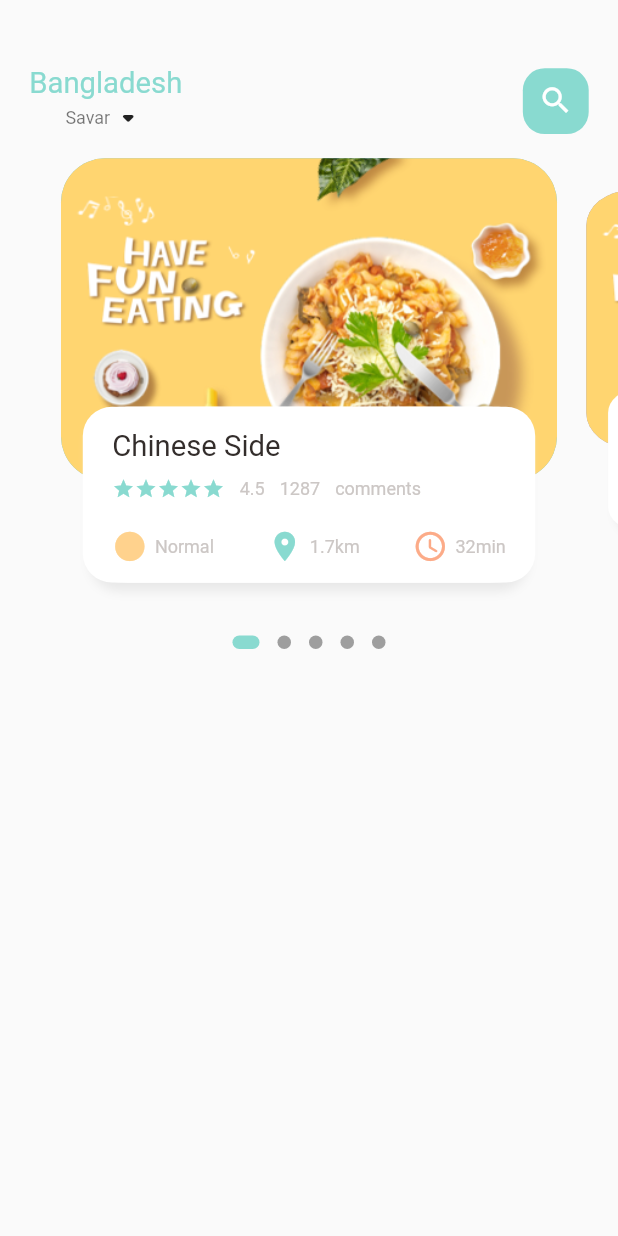
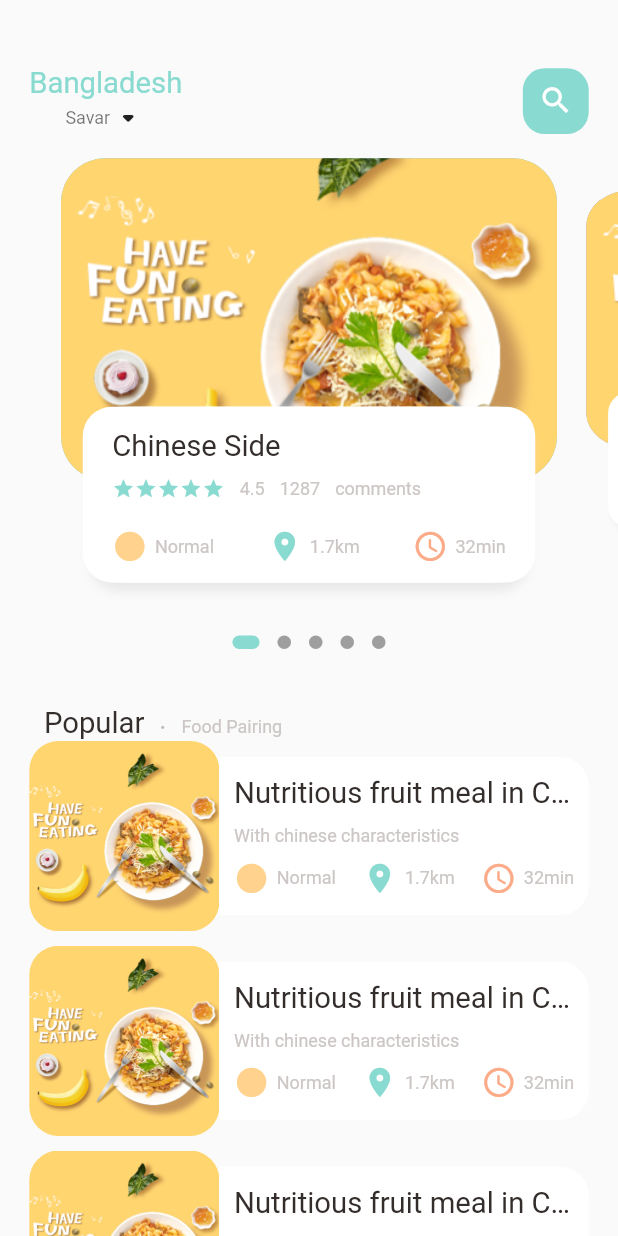
Before and after one commit to pasha13d/Shopping-App, a Flutter app: the screen it shows after launch, on a phone screen of 412 x 824 dp. Run offline on Flutter 3.47's test engine with Material 2 defaults, Android fonts, the phone set to English and light mode, and no system bars; drawn by our look-alikes of dots_indicator; our stand-ins replace get.

Commit message:
design listview for food menu

```diff
--- a/lib/home/food_page_body.dart
+++ b/lib/home/food_page_body.dart
@@ -41,6 +41,7 @@ class _FoodPageBodyState extends State<FoodPageBody> {
   Widget build(BuildContext context) {
     return Column(
       children: [
+        /// SLIDER, scrolling card with bottom card using Stack
         Container(
           height: Dimensions.pageView,
           child: PageView.builder(
@@ -51,6 +52,7 @@ class _FoodPageBodyState extends State<FoodPageBody> {
             }
           ),
         ),
+        /// display dot view
         DotsIndicator(
           dotsCount: 5,
           position: _currentPageValue,
@@ -60,7 +62,103 @@ class _FoodPageBodyState extends State<FoodPageBody> {
             activeSize: const Size(18.0, 9.0),
             activeShape: RoundedRectangleBorder(borderRadius: BorderRadius.circular(5.0)),
           ),
-        )
+        ),
+        /// Popular Text
+        SizedBox(height: Dimensions.height30),
+        Container(
+          margin: EdgeInsets.only(left: Dimensions.width30),
+          child: Row(
+            crossAxisAlignment: CrossAxisAlignment.end,
+            children: [
+              BigText(text: "Popular"),
+              SizedBox(width: Dimensions.width10),
+              Container(
+                margin: EdgeInsets.only(bottom: 3),
+                child: BigText(text: ".", color: Colors.black26),
+              ),
+              SizedBox(width: Dimensions.width10),
+              Container(
+                margin: EdgeInsets.only(bottom: 2),
+                child: SmallText(text: "Food Pairing"),
+              ),
+            ],
+          ),
+        ),
+        /// list of Foog & Images
+        ListView.builder(
+          shrinkWrap: true,
+          physics: NeverScrollableScrollPhysics(),
+          itemCount: 10,
+          itemBuilder: (context, index) {
+            return Container(
+              margin: EdgeInsets.only(left: Dimensions.width20, right: Dimensions.width20, bottom: Dimensions.height10),
+              child: Row(
+                children: [
+                  /// Image section
+                  Container(
+                    width: Dimensions.listViewImgSize,
+                    height: Dimensions.listViewImgSize,
+                    decoration: BoxDecoration(
+                      borderRadius: BorderRadius.circular(Dimensions.radius20),
+                      color: Colors.white38,
+                      image: DecorationImage(
+                        fit: BoxFit.cover,
+                        image: AssetImage("assets/image/food0.png"),
+                      ),
+                    ),
+                  ),
+                  /// Text section
+                  /// Expanded will force the widget to get all the available space
+                  Expanded(
+                    child: Container(
+                      height: Dimensions.listViewTxtContSize,
+                      decoration: BoxDecoration(
+                        borderRadius: BorderRadius.only(
+                          topRight: Radius.circular(Dimensions.radius20),
+                          bottomRight: Radius.circular(Dimensions.radius20),
+                        ),
+                        color: Colors.white,
+                      ),
+                      child: Padding(
+                        padding: EdgeInsets.only(left: Dimensions.width10, right: Dimensions.width10),
+                        child: Column(
+                          crossAxisAlignment: CrossAxisAlignment.start,
+                          mainAxisAlignment: MainAxisAlignment.center,
+                          children: [
+                            BigText(text: "Nutritious fruit meal in China"),
+                            SizedBox(height: Dimensions.height10),
+                            SmallText(text: "With chinese characteristics"),
+                            SizedBox(height: Dimensions.height10),
+                            Row(
+                              mainAxisAlignment: MainAxisAlignment.spaceBetween,
+                              children: [
+                                IconAndTextWidget(
+                                    icon: Icons.circle_sharp,
+                                    text: "Normal",
+                                    iconColor: AppColors.iconColor1
+                                ),
+                                IconAndTextWidget(
+                                    icon: Icons.location_on,
+                                    text: "1.7km",
+                                    iconColor: AppColors.mainColor
+                                ),
+                                IconAndTextWidget(
+                                    icon: Icons.access_time_rounded,
+                                    text: "32min",
+                                    iconColor: AppColors.iconColor2
+                                ),
+                              ],
+                            ),
+                          ],
+                        ),
+                      ),
+                    ),
+                  ),
+                ],
+              ),
+            );
+          }
+        ),
       ],
     );
   }
--- a/lib/home/main_food_page.dart
+++ b/lib/home/main_food_page.dart
@@ -19,6 +19,7 @@ class _MainFoodPageState extends State<MainFoodPage> {
     return Scaffold(
       body: Column(
         children: [
+          /// top part
           Container(
             child: Container(
               margin: EdgeInsets.only(top: Dimensions.height45, bottom: Dimensions.height15),
@@ -52,7 +53,12 @@ class _MainFoodPageState extends State<MainFoodPage> {
               ),
             ),
           ),
-          FoodPageBody(),
+          /// scrolling cards
+          Expanded(
+              child: SingleChildScrollView(
+                child: FoodPageBody(),
+              ),
+          ),
         ],
       ),
     );
--- a/lib/utils/dimensions.dart
+++ b/lib/utils/dimensions.dart
@@ -26,4 +26,7 @@ class Dimensions {
   static double radius30 = screenHeight/28.13;
   /// icon size
   static double iconSize24 = screenHeight/35.17;
+  /// listview size width 390
+  static double listViewImgSize = screenWidth/3.25;
+  static double listViewTxtContSize = screenWidth/3.9;
 }
```
